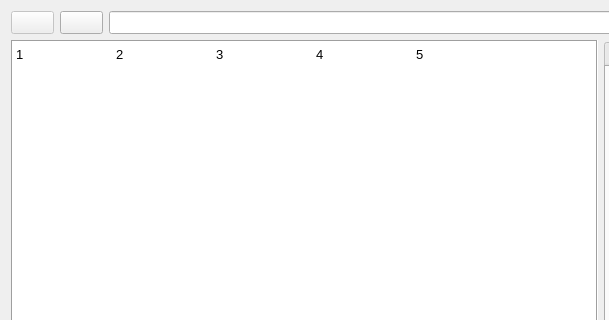
The window that src/gui.ui (Artem259/bookocr-app) describes before a commit, drawn with Qt 5; both pictures show x 0 to 609 and y 0 to 320 of the 995 by 601 pixel window.
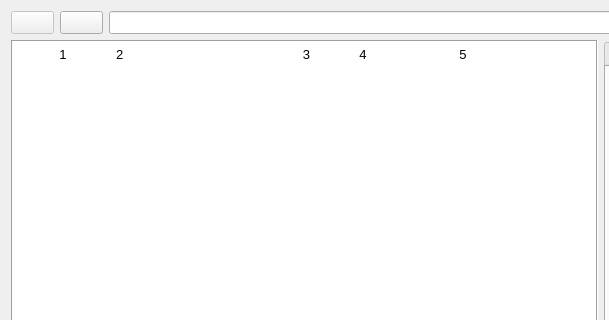
The same window after the commit. Icons and pictures are not drawn.

```diff
--- a/src/gui.ui
+++ b/src/gui.ui
@@ -211,7 +211,7 @@
         <bool>true</bool>
        </attribute>
        <attribute name="horizontalHeaderStretchLastSection">
-        <bool>true</bool>
+        <bool>false</bool>
        </attribute>
        <attribute name="verticalHeaderVisible">
         <bool>false</bool>
@@ -256,6 +256,12 @@
         <property name="text">
          <string>1</string>
         </property>
+        <property name="textAlignment">
+         <set>AlignCenter</set>
+        </property>
+        <property name="flags">
+         <set>ItemIsEnabled</set>
+        </property>
        </item>
        <item row="0" column="1">
         <property name="text">
@@ -266,16 +272,25 @@
         <property name="text">
          <string>3</string>
         </property>
+        <property name="textAlignment">
+         <set>AlignTrailing|AlignVCenter</set>
+        </property>
        </item>
        <item row="0" column="3">
         <property name="text">
          <string>4</string>
         </property>
+        <property name="textAlignment">
+         <set>AlignCenter</set>
+        </property>
        </item>
        <item row="0" column="4">
         <property name="text">
          <string>5</string>
         </property>
+        <property name="textAlignment">
+         <set>AlignCenter</set>
+        </property>
        </item>
       </widget>
      </item>
```
Left out of the diff: 5 changed lines with no effect on the pictures.
